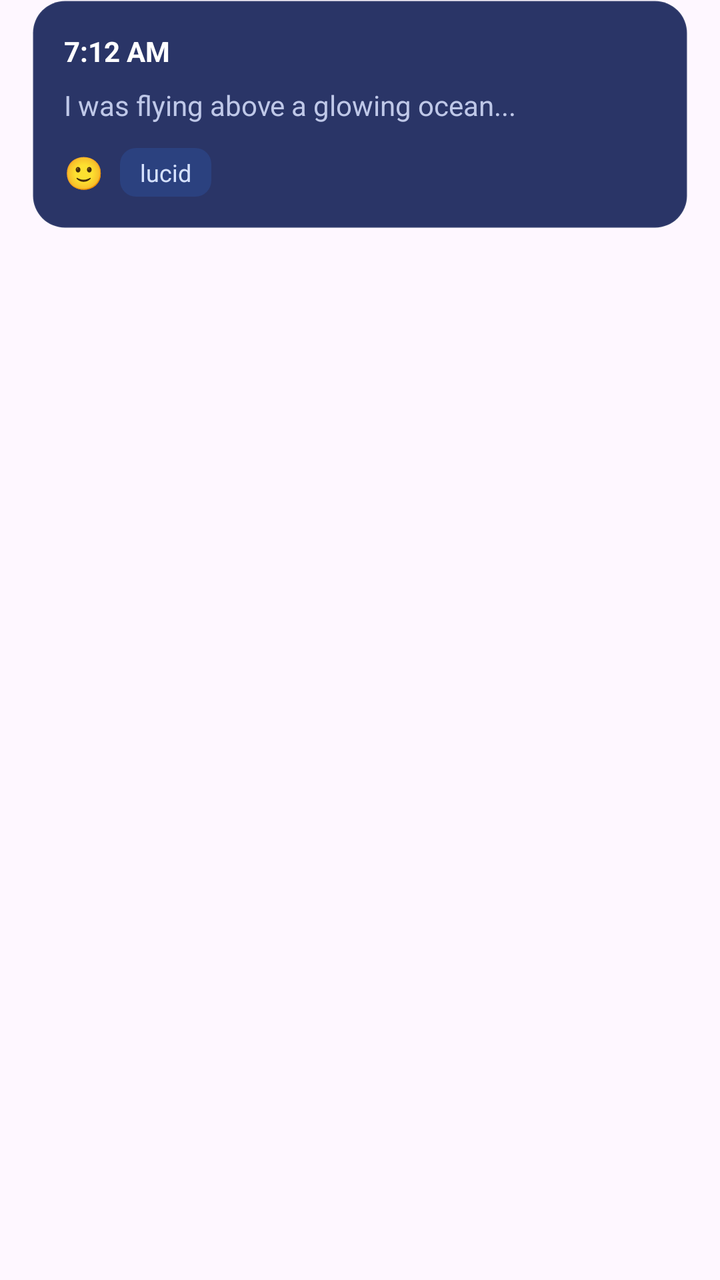
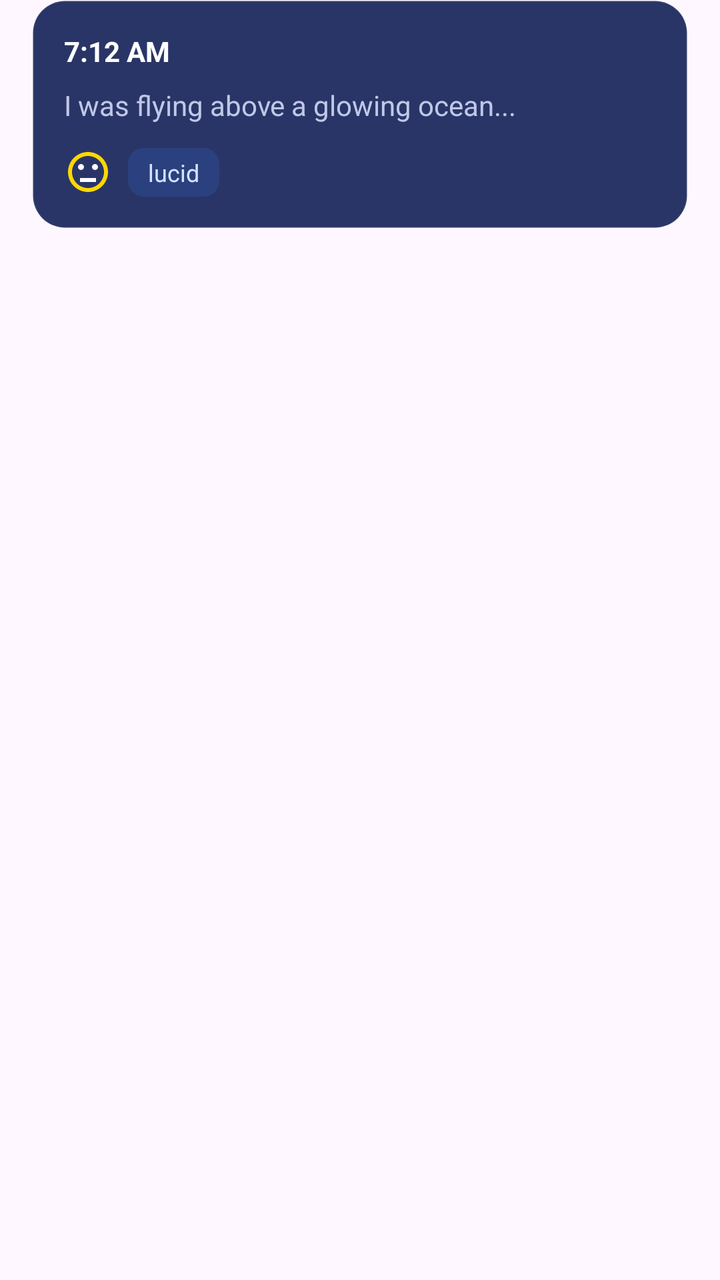

The first picture is an Android layout as it rendered before a commit; the second is the same layout after the commit. The layout source and the unified diff follow.
<!-- AndroidManifest.xml: application theme Theme.LucidDreams -->
<!-- res/layout/item_dream_card.xml -->
<?xml version="1.0" encoding="utf-8"?>
<androidx.constraintlayout.widget.ConstraintLayout xmlns:android="http://schemas.android.com/apk/res/android"
    xmlns:app="http://schemas.android.com/apk/res-auto"
    xmlns:tools="http://schemas.android.com/tools"
    android:layout_width="match_parent"
    android:layout_height="wrap_content"
    android:paddingStart="16dp"
    android:paddingEnd="16dp"
    android:paddingBottom="12dp">

    
    <LinearLayout
        android:id="@+id/cardContainer"
        android:layout_width="0dp"
        android:layout_height="wrap_content"
        android:background="@drawable/bg_card"
        android:orientation="vertical"
        android:padding="16dp"
        android:elevation="4dp"
        app:layout_constraintTop_toTopOf="parent"
        app:layout_constraintStart_toStartOf="parent"
        app:layout_constraintEnd_toEndOf="parent">

        <RelativeLayout
            android:layout_width="match_parent"
            android:layout_height="wrap_content"
            android:layout_marginBottom="8dp">

            
            <TextView
                android:id="@+id/tvCardDate"
                android:layout_width="wrap_content"
                android:layout_height="wrap_content"
                android:text="7:12 AM"
                android:textColor="@color/text_primary"
                android:textStyle="bold"
                android:textSize="14sp"
                android:layout_alignParentStart="true"
                android:layout_centerVertical="true"/>

            
            <TextView
                android:id="@+id/tvNightmareBadge"
                android:layout_width="wrap_content"
                android:layout_height="wrap_content"
                android:text="Nightmare"
                android:textSize="12sp"
                android:textColor="@color/white"
                android:background="@drawable/bg_tag"
                android:backgroundTint="@color/accent_purple"
                android:paddingStart="6dp"
                android:paddingEnd="6dp"
                android:paddingTop="2dp"
                android:paddingBottom="2dp"
                android:layout_alignParentEnd="true"
                android:layout_centerVertical="true"
                android:visibility="gone"
                tools:visibility="visible"/>
        </RelativeLayout>

        
        <TextView
            android:id="@+id/tvDescription"
            android:layout_width="match_parent"
            android:layout_height="wrap_content"
            android:text="I was flying above a glowing ocean..."
            android:textColor="@color/text_secondary"
            android:textSize="14sp"
            android:lineSpacingMultiplier="1.3"
            android:maxLines="2"
            android:ellipsize="end"
            android:layout_marginBottom="12dp"/>

        
        <LinearLayout
            android:layout_width="match_parent"
            android:layout_height="wrap_content"
            android:orientation="horizontal"
            android:gravity="center_vertical">

            
            <TextView
                android:id="@+id/tvMoodIcon"
                android:layout_width="wrap_content"
                android:layout_height="wrap_content"
                android:text="🙂"
                android:textSize="16sp"
                android:layout_marginEnd="8dp"/>

            
            <LinearLayout
                android:id="@+id/llTags"
                android:layout_width="match_parent"
                android:layout_height="wrap_content"
                android:orientation="horizontal">
                
                <TextView
                    android:layout_width="wrap_content"
                    android:layout_height="wrap_content"
                    android:background="@drawable/bg_tag"
                    android:text="lucid"
                    android:textColor="@color/text_tag"
                    android:textSize="12sp"
                    android:paddingStart="10dp"
                    android:paddingEnd="10dp"
                    android:paddingTop="4dp"
                    android:paddingBottom="4dp"
                    android:layout_marginEnd="6dp" />
            </LinearLayout>

        </LinearLayout>
    </LinearLayout>

</androidx.constraintlayout.widget.ConstraintLayout>
<!-- resources referenced by this layout -->
<resources>
  <color name="accent_purple">#8B5CFF</color>
  <color name="text_primary">#FFFFFF</color>
  <color name="text_secondary">#BFC8E8</color>
  <color name="text_tag">#D6E2FF</color>
  <color name="white">#FFFFFFFF</color>
  <!-- drawable bg_card (drawable) -->
  <?xml version="1.0" encoding="utf-8"?>
  <shape xmlns:android="http://schemas.android.com/apk/res/android"
      android:shape="rectangle">
      <solid android:color="@color/card_bg" />
      <corners android:radius="16dp" />
      <stroke
          android:width="1dp"
          android:color="#10FFFFFF"/>
  </shape>
  <!-- drawable bg_tag (drawable) -->
  <?xml version="1.0" encoding="utf-8"?>
  <shape xmlns:android="http://schemas.android.com/apk/res/android"
      android:shape="rectangle">
      <solid android:color="@color/tag_bg" />
      <corners android:radius="8dp" />
  </shape>
  <style name="Theme.LucidDreams" parent="Base.Theme.LucidDreams" />
  <color name="card_bg">#2A3567</color>
  <color name="tag_bg">#2B417F</color>
  <style name="Base.Theme.LucidDreams" parent="Theme.Material3.DayNight.NoActionBar">
          
          
      </style>
</resources>

<!-- the commit's change to res/layout/item_dream_card.xml (unified diff, before → after) -->
@@ -79,12 +79,11 @@
             android:gravity="center_vertical">
 
             
-            <TextView
-                android:id="@+id/tvMoodIcon"
-                android:layout_width="wrap_content"
-                android:layout_height="wrap_content"
-                android:text="🙂"
-                android:textSize="16sp"
+            <ImageView
+                android:id="@+id/ivMoodIcon"
+                android:layout_width="24dp"
+                android:layout_height="24dp"
+                android:src="@drawable/ic_mood_neutral"
                 android:layout_marginEnd="8dp"/>
 
             
<!-- resource entries referenced after the edit -->
@@ -22,6 +22,25 @@
       <solid android:color="@color/tag_bg" />
       <corners android:radius="8dp" />
   </shape>
+  <!-- drawable ic_mood_neutral (drawable) -->
+  <vector xmlns:android="http://schemas.android.com/apk/res/android"
+      android:width="24dp"
+      android:height="24dp"
+      android:viewportWidth="24"
+      android:viewportHeight="24">
+    <path
+        android:fillColor="#FFD700"
+        android:pathData="M12,2C6.47,2 2,6.47 2,12s4.47,10 10,10 10,-4.47 10,-10S17.53,2 12,2zm0,18c-4.41,0 -8,-3.59 -8,-8s3.59,-8 8,-8 8,3.59 8,8 -3.59,8 -8,8z"/>
+    <path
+        android:fillColor="#FFFFFFFF"
+        android:pathData="M15.5,11c0.83,0 1.5,-0.67 1.5,-1.5S16.33,8 15.5,8 14,8.67 14,9.5s0.67,1.5 1.5,1.5z"/>
+    <path
+        android:fillColor="#FFFFFFFF"
+        android:pathData="M8.5,11c0.83,0 1.5,-0.67 1.5,-1.5S9.33,8 8.5,8 7,8.67 7,9.5s0.67,1.5 1.5,1.5z"/>
+    <path
+        android:fillColor="#FFFFFFFF"
+        android:pathData="M8,15h8v2H8z"/>
+  </vector>
   <style name="Theme.LucidDreams" parent="Base.Theme.LucidDreams" />
   <color name="card_bg">#2A3567</color>
   <color name="tag_bg">#2B417F</color>
